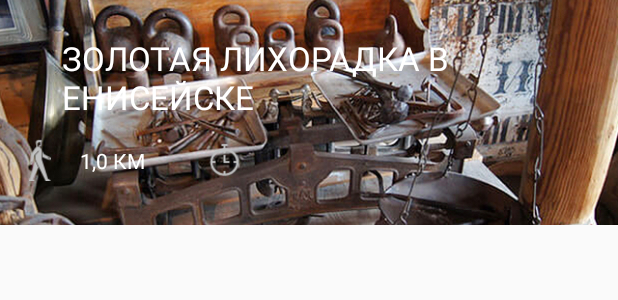
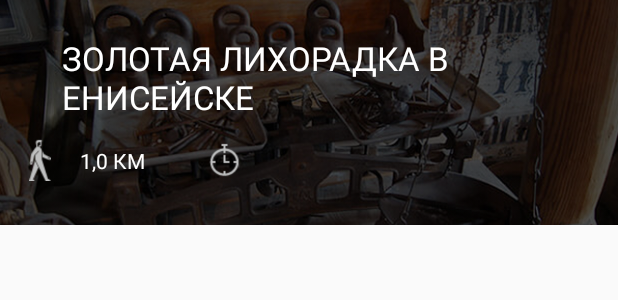
Before and after one commit to Angainor17/ArCoreDemo, an Android app: the layout route_list_item.xml on its own in the app's theme, with its tools: preview values and no code run, on a phone screen of 412 x 824 dp. Shown: the top 300 px of the screen. Run offline under Robolectric (Android 15) with nearby library versions, the phone set to English and light mode, and no system bars.

Commit message:
routes item on touch

```diff
--- a/app/src/main/res/layout/route_list_item.xml
+++ b/app/src/main/res/layout/route_list_item.xml
@@ -14,20 +14,27 @@
         android:layout_width="match_parent"
         android:layout_height="150dp"
         android:orientation="vertical"
+
         tools:background="@android:color/background_dark"
        >
 
 
         <androidx.constraintlayout.widget.ConstraintLayout
             android:layout_width="match_parent"
-            android:layout_height="match_parent">
+            android:layout_height="match_parent"
+            android:background="@color/black">
+
             <ImageView
                 android:id="@+id/previewImage"
                 android:layout_width="match_parent"
                 android:layout_height="match_parent"
                 android:scaleType="centerCrop"
+                android:alpha="0.3"
+
                 app:layout_constraintEnd_toEndOf="parent"
                 app:layout_constraintTop_toTopOf="parent"
+                app:loadImage="@{vm.imageUrl}"
+
                 tools:src="@mipmap/test_route"
                 />
 
@@ -65,7 +72,7 @@
                 app:layout_constraintStart_toEndOf="@+id/distance_icon"
                 app:layout_constraintTop_toTopOf="@+id/distance_icon"
 
-                tools:text="1,0 КМ" />
+                tools:text="1,0 КМ"/>
 
             <TextView
                 android:layout_width="wrap_content"
@@ -77,9 +84,7 @@
                 android:textColor="@color/white"
                 app:layout_constraintBottom_toBottomOf="@+id/duration_icon"
                 app:layout_constraintStart_toEndOf="@+id/duration_icon"
-                app:layout_constraintTop_toTopOf="@+id/duration_icon"
-
-                />
+                app:layout_constraintTop_toTopOf="@+id/duration_icon" />
 
             <ImageView
                 android:id="@+id/distance_icon"
--- a/app/src/main/res/values/colors.xml
+++ b/app/src/main/res/values/colors.xml
@@ -4,4 +4,5 @@
     <color name="colorPrimaryDark">#2b2b2b</color>
     <color name="colorAccent">#D81B60</color>
     <color name="white">#FFFFFF</color>
+    <color name="black">#000000</color>
 </resources>
```
Also changed, not shown: app/src/main/java/com/simferopol/app/ui/routes/dataBindings.kt (+16 -4 lines), app/src/main/java/com/simferopol/app/ui/routes/vm/RouteVm.kt (+18 -0 lines).
